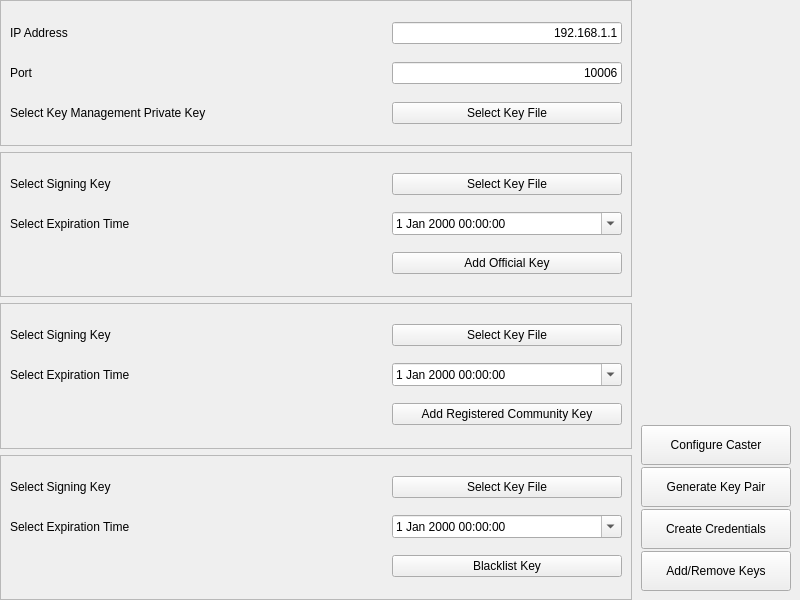
This is src/executables/casterGUI/casterConfigurationWindowTemplate.ui in charlesrwest/pylonGPS as Qt 5 draws it before an edit. The edited form follows.
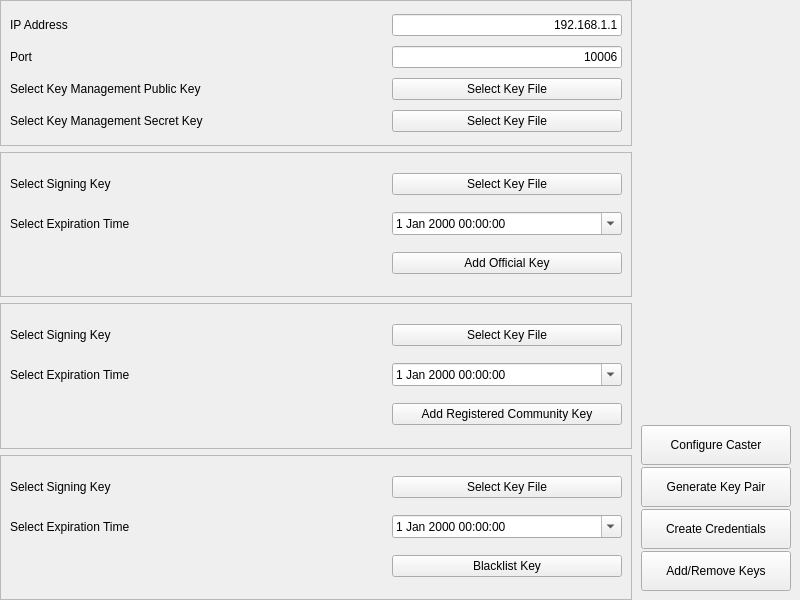
This is the edited form. The open tabs and pages were chosen to show the change.

Commit message: Caster GUI appears to be completed, but has not been tested extensively yet.

Patch:
```diff
--- a/src/executables/casterGUI/casterConfigurationWindowTemplate.ui
+++ b/src/executables/casterGUI/casterConfigurationWindowTemplate.ui
@@ -638,7 +638,7 @@
            <enum>QFrame::Raised</enum>
           </property>
           <layout class="QGridLayout" name="gridLayout_3">
-           <item row="3" column="1">
+           <item row="4" column="1">
             <spacer name="horizontalSpacer_18">
              <property name="orientation">
               <enum>Qt::Horizontal</enum>
@@ -658,7 +658,7 @@
              </property>
             </widget>
            </item>
-           <item row="0" column="2">
+           <item row="0" column="3">
             <widget class="QLineEdit" name="casterIPAddressLineEdit">
              <property name="text">
               <string>192.168.1.1</string>
@@ -668,7 +668,7 @@
              </property>
             </widget>
            </item>
-           <item row="2" column="2">
+           <item row="2" column="3">
             <widget class="QLineEdit" name="casterPortLineEdit">
              <property name="text">
               <string>10006</string>
@@ -678,14 +678,14 @@
              </property>
             </widget>
            </item>
-           <item row="3" column="0">
+           <item row="4" column="0">
             <widget class="QLabel" name="label_21">
              <property name="text">
-              <string>Select Key Management Private Key</string>
+              <string>Select Key Management Secret Key</string>
              </property>
             </widget>
            </item>
-           <item row="3" column="2">
+           <item row="4" column="3">
             <widget class="QPushButton" name="selectKeyManagementPrivateKeyPushButton">
              <property name="minimumSize">
               <size>
@@ -731,6 +731,33 @@
              </property>
             </widget>
            </item>
+           <item row="3" column="3">
+            <widget class="QPushButton" name="selectKeyManagementPublicKeyPushButton">
+             <property name="text">
+              <string>Select Key File</string>
+             </property>
+            </widget>
+           </item>
+           <item row="3" column="0">
+            <widget class="QLabel" name="label_25">
+             <property name="text">
+              <string>Select Key Management Public Key</string>
+             </property>
+            </widget>
+           </item>
+           <item row="3" column="1">
+            <spacer name="horizontalSpacer_12">
+             <property name="orientation">
+              <enum>Qt::Horizontal</enum>
+             </property>
+             <property name="sizeHint" stdset="0">
+              <size>
+               <width>40</width>
+               <height>20</height>
+              </size>
+             </property>
+            </spacer>
+           </item>
           </layout>
          </widget>
         </item>
```
Left out of the diff: 8 changed lines with no effect on the pictures. The commit also changes 3 other files.
